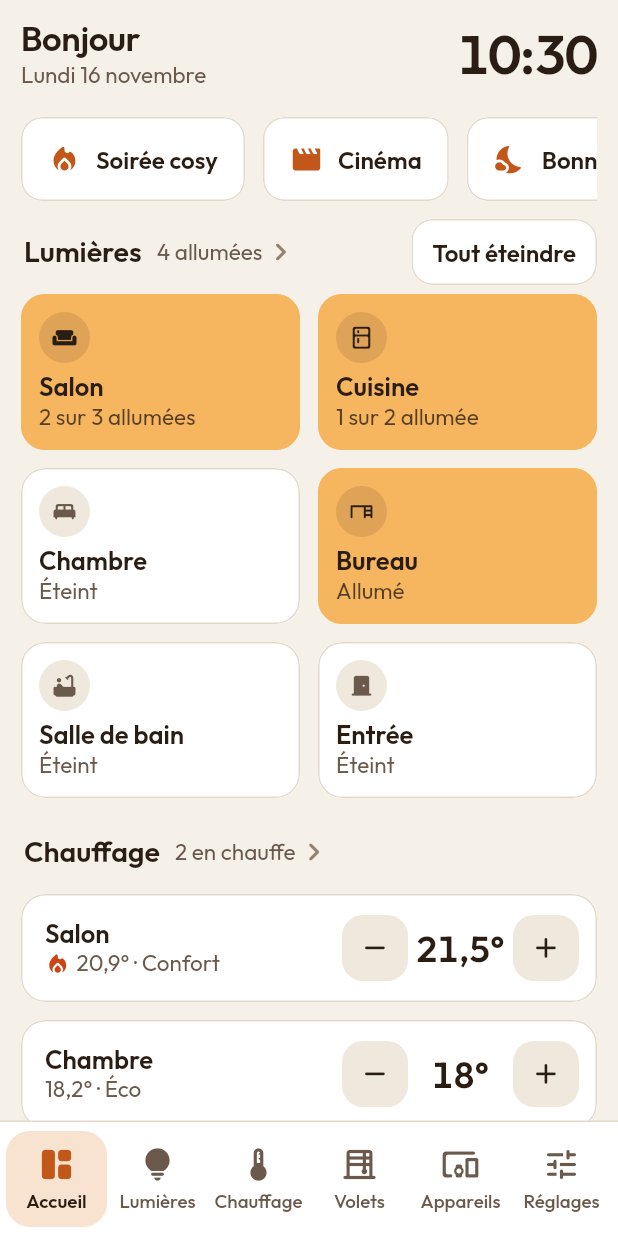
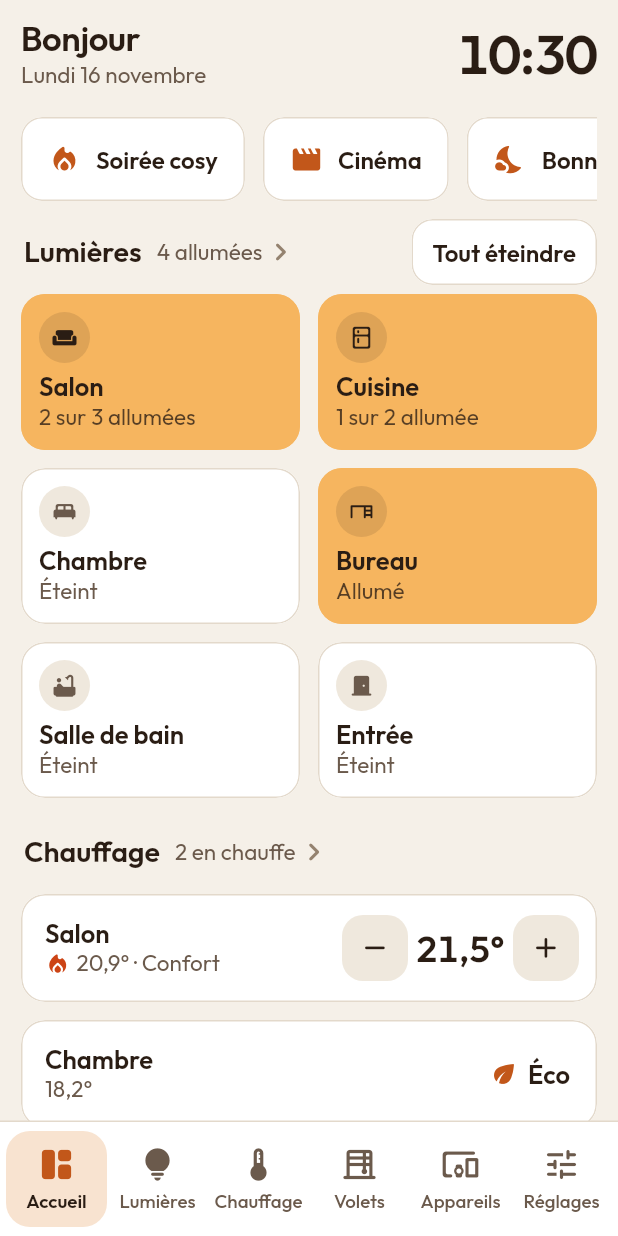
Before and after one commit to ShinezeoGame/sDash, a Flutter app: the screen it shows after launch, on a phone screen of 412 x 824 dp. Run offline on Flutter 3.47's test engine with Material 3 defaults, Android fonts, the phone set to English and light mode, and no system bars; our stand-ins replace shared_preferences.

Commit message:
Chauffage : mode « Auto », radiateurs à modes seuls (Voltalis)
Préparation des radiateurs Voltalis (intégration voltalis-homeassistant) :

- Nouveau mode « Auto » : le programme du thermostat décide (hvac_mode
  auto) ; choisir Confort, Éco ou Hors-gel quitte le programme
- Radiateur sans consigne réglable (fil pilote, pas de TARGET_TEMPERATURE) :
  le mode est affiché à la place des boutons − / +
- Plusieurs radiateurs dans une même pièce : « Salon · Fenêtre »,
  « Salon · Porte »
- Démo : la chambre imite un radiateur Voltalis

Co-Authored-By: Claude Opus 5.5 <noreply@anthropic.com>
Claude-Session: https://claude.ai/code/session_019XCiVq694KoWVaSjdQbher

```diff
--- a/lib/data/demo_backend.dart
+++ b/lib/data/demo_backend.dart
@@ -115,6 +115,7 @@ class DemoBackend implements HomeBackend {
     final memory = _setpoints.putIfAbsent(c.id, () => {});
     memory[c.mode] = c.targetTemp;
     final defaults = {
+      ClimateMode.auto: 20.0,
       ClimateMode.comfort: 21.0,
       ClimateMode.eco: 18.0,
       ClimateMode.away: 8.0,
@@ -415,6 +416,9 @@ HomeState demoHome() => const HomeState(
       targetTemp: 18.0,
       mode: ClimateMode.eco,
       humidity: 51,
+      // Radiateur à fil pilote (Voltalis) : modes seulement, avec le programme « Auto ».
+      supportedModes: {ClimateMode.auto, ClimateMode.comfort, ClimateMode.eco, ClimateMode.away, ClimateMode.off},
+      canSetTarget: false,
     ),
     ClimateDevice(id: 'climate.bureau', name: 'Bureau', roomId: 'bureau', currentTemp: 19.8, targetTemp: 20.0),
     ClimateDevice(
--- a/lib/models/home.dart
+++ b/lib/models/home.dart
@@ -66,10 +66,12 @@ class LightDevice implements Identified {
   );
 }
 
-enum ClimateMode { comfort, eco, away, off }
+/// `auto` : le programme du thermostat (planning Voltalis, Netatmo…) décide.
+enum ClimateMode { auto, comfort, eco, away, off }
 
 extension ClimateModeLabel on ClimateMode {
   String get label => switch (this) {
+    ClimateMode.auto => 'Auto',
     ClimateMode.comfort => 'Confort',
     ClimateMode.eco => 'Éco',
     ClimateMode.away => 'Hors-gel',
@@ -91,6 +93,7 @@ class ClimateDevice implements Identified {
     this.isHeating = false,
     this.humidity,
     this.supportedModes = const {ClimateMode.comfort, ClimateMode.eco, ClimateMode.away, ClimateMode.off},
+    this.canSetTarget = true,
     this.available = true,
   });
 
@@ -109,6 +112,9 @@ class ClimateDevice implements Identified {
   final bool isHeating;
   final double? humidity;
   final Set<ClimateMode> supportedModes;
+
+  /// Faux pour un radiateur piloté uniquement par modes (fil pilote) : pas de consigne.
+  final bool canSetTarget;
   final bool available;
 
   /// Arrondit et borne une consigne selon le pas et les limites de l'appareil.
@@ -136,6 +142,7 @@ class ClimateDevice implements Identified {
     isHeating: isHeating ?? this.isHeating,
     humidity: humidity,
     supportedModes: supportedModes,
+    canSetTarget: canSetTarget,
     available: available ?? this.available,
   );
 }
@@ -541,6 +548,14 @@ class HomeState {
 
   String roomName(String? id) => room(id)?.name ?? 'Maison';
 
+  /// Nom affiché d'un thermostat : sa pièce, précisée s'il y en a plusieurs dans la pièce.
+  String climateName(ClimateDevice device) {
+    final r = room(device.roomId);
+    if (r == null) return device.name;
+    final shared = climates.where((c) => c.roomId == device.roomId).length > 1;
+    return shared && device.name != r.name ? '${r.name} · ${device.name}' : r.name;
+  }
+
   int get lightsOn => lights.where((l) => l.isOn).length;
 
   int get coversOpen => covers.where((c) => c.isOpen).length;
--- a/lib/state/home_controller.dart
+++ b/lib/state/home_controller.dart
@@ -283,7 +283,7 @@ class HomeController extends ChangeNotifier {
 
   void nudgeClimate(String id, int steps) {
     final device = _state.climates.where((c) => c.id == id).firstOrNull;
-    if (device != null) setClimateTarget(id, device.targetTemp + steps * device.step);
+    if (device != null && device.canSetTarget) setClimateTarget(id, device.targetTemp + steps * device.step);
   }
 
   Future<void> setClimateMode(String id, ClimateMode mode) {
--- a/lib/ui/icons.dart
+++ b/lib/ui/icons.dart
@@ -51,6 +51,7 @@ IconData weatherIcon(WeatherKind kind) => switch (kind) {
 };
 
 IconData climateModeIcon(ClimateMode mode) => switch (mode) {
+  ClimateMode.auto => Icons.schedule_rounded,
   ClimateMode.comfort => Icons.local_fire_department_rounded,
   ClimateMode.eco => Icons.eco_rounded,
   ClimateMode.away => Icons.ac_unit_rounded,
--- a/lib/ui/pages/dashboard_page.dart
+++ b/lib/ui/pages/dashboard_page.dart
@@ -241,13 +241,17 @@ class _ClimateRow extends StatelessWidget {
     final home = HomeScope.of(context);
     final c = context.colors;
     final t = context.text;
-    final name = home.state.room(device.roomId)?.name ?? device.name;
+    final name = home.state.climateName(device);
     final off = device.mode == ClimateMode.off;
     final heating = device.isHeating && !off;
     final adjustable = device.available && !off;
+    // Sans consigne, le mode est affiché à droite : inutile de le répéter.
     final status = !device.available
         ? 'Indisponible'
-        : [if (device.currentTemp != null) formatTemp(device.currentTemp), if (!off) device.mode.label].join(' · ');
+        : [
+            if (device.currentTemp != null) formatTemp(device.currentTemp),
+            if (!off && device.canSetTarget) device.mode.label,
+          ].join(' · ');
     return SizedBox(
       height: 72,
       child: Opacity(
@@ -263,10 +267,16 @@ class _ClimateRow extends StatelessWidget {
                   crossAxisAlignment: CrossAxisAlignment.start,
                   children: [
                     Text(name, maxLines: 1, overflow: TextOverflow.ellipsis, style: t.itemTitle),
+                    if (status.isNotEmpty || heating)
                       Row(
                         children: [
                           if (heating) ...[
-                          Icon(Icons.local_fire_department_rounded, size: 17, color: c.heat, semanticLabel: 'Chauffe'),
+                            Icon(
+                              Icons.local_fire_department_rounded,
+                              size: 17,
+                              color: c.heat,
+                              semanticLabel: 'Chauffe',
+                            ),
                             const SizedBox(width: 4),
                           ],
                           Flexible(
@@ -278,6 +288,19 @@ class _ClimateRow extends StatelessWidget {
                 ),
               ),
               const SizedBox(width: 8),
+              if (!device.canSetTarget)
+                Padding(
+                  padding: const EdgeInsets.only(right: 6),
+                  child: Row(
+                    mainAxisSize: MainAxisSize.min,
+                    children: [
+                      Icon(climateModeIcon(device.mode), size: 20, color: off ? c.textFaint : c.accent),
+                      const SizedBox(width: 6),
+                      Text(device.mode.label, style: t.itemTitle.copyWith(color: off ? c.textMuted : c.text)),
+                    ],
+                  ),
+                )
+              else
                 StepperControl(
                   value: off ? 'Arrêt' : formatTemp(device.targetTemp),
                   valueStyle: off ? t.itemTitle.copyWith(color: c.textMuted) : null,
```
Also changed, not shown: lib/data/home_assistant/ha_mapper.dart (+20 -3 lines), lib/ui/pages/climate_page.dart (+41 -2 lines), 2 other files. Lines whose indentation alone changed are shown as unchanged.
